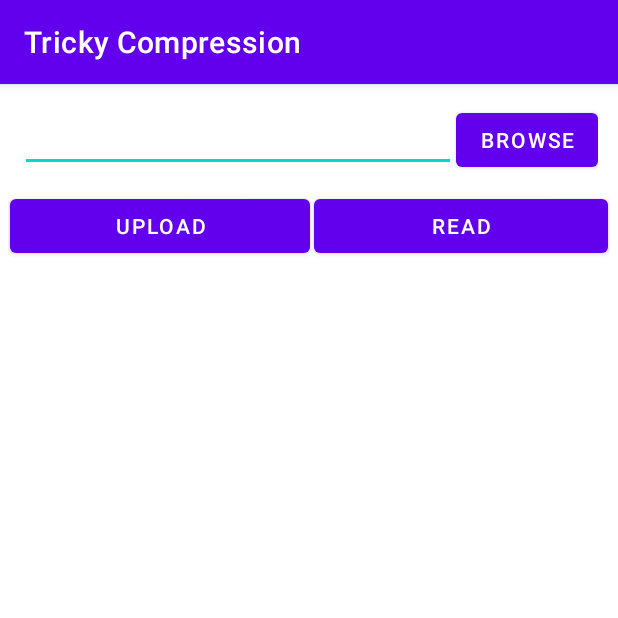
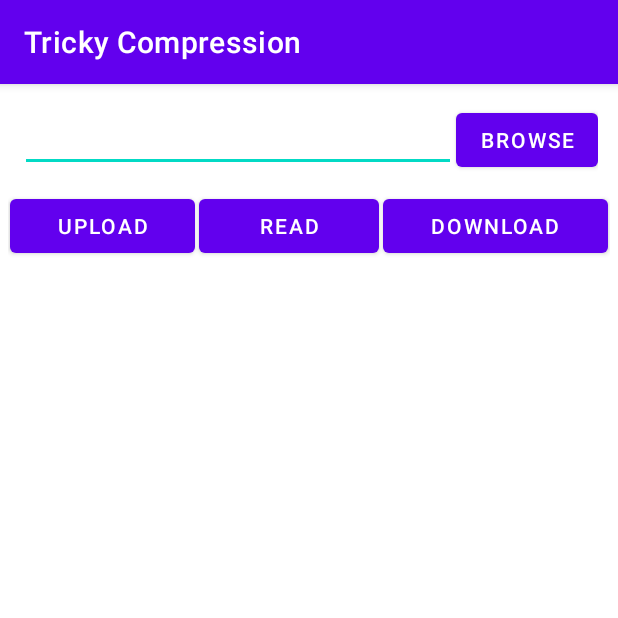
Before and after one commit to Tricky-Compression/Frontend, an Android app: the screen it shows after launch (MainActivity), after a tap on "BROWSE", on a phone screen of 412 x 824 dp, the top half of it. Run offline under Robolectric (Android 15) with nearby library versions, the phone set to English and light mode, and no system bars.

Commit message:
Fixed UI

```diff
--- a/app/src/main/java/ru/tricky_compression/model/FileReader.java
+++ b/app/src/main/java/ru/tricky_compression/model/FileReader.java
@@ -7,6 +7,7 @@ import androidx.annotation.NonNull;
 import com.google.gson.Gson;
 
 import java.io.IOException;
+import java.nio.charset.StandardCharsets;
 import java.util.Arrays;
 import java.util.Map;
 import java.util.concurrent.ConcurrentHashMap;
@@ -70,8 +71,8 @@ public class FileReader {
                     String json = responseBody.string();
                     System.out.println(json);
                     ChunkData chunkData = gson.fromJson(json, ChunkData.class);
-                    Log.i("SUCC", Arrays.toString(chunkData.getData()));
-                    chunksCache.put(chunkData.getChunkNumber(), Arrays.toString(chunkData.getData()));
+                    String converted = new String(chunkData.getData(), StandardCharsets.UTF_8);
+                    chunksCache.put(chunkData.getChunkNumber(), converted);
                 } catch (IOException e) {
                     Log.e("download chunk response", e.toString());
                 }
@@ -96,7 +97,6 @@ public class FileReader {
     }
 
     public String getCurrentChunk(){
-        Log.i("SIZE", String.valueOf(chunksCache.size()));
         CUR_CHUNK++;
         return chunksCache.get(CUR_CHUNK - 1);
     }
--- a/app/src/main/java/ru/tricky_compression/view/FileChooserFragment.java
+++ b/app/src/main/java/ru/tricky_compression/view/FileChooserFragment.java
@@ -52,7 +52,7 @@ public class FileChooserFragment extends Fragment {
     private void askPermissionAndBrowseFile()  {
         // With Android Level >= 23, you have to ask the user
         // for permission to access External Storage.
-        if (android.os.Build.VERSION.SDK_INT >= android.os.Build.VERSION_CODES.M) { // Level 23
+        if (android.os.Build.VERSION.SDK_INT >= android.os.Build.VERSION_CODES.M) {
 
             // Check if we have Call permission
             int permission = ActivityCompat.checkSelfPermission(this.getContext(),
--- a/app/src/main/java/ru/tricky_compression/view/ReadActivity.java
+++ b/app/src/main/java/ru/tricky_compression/view/ReadActivity.java
@@ -54,8 +54,8 @@ public class ReadActivity extends AppCompatActivity implements View {
     public void showChunk() {
         TextView textView = new TextView(this);
         String display = fileReader.getCurrentChunk();
-        Log.i("BEBRA", "AA");
         textView.setText(display);
+        textView.setTextSize(30);
         viewFlipper.addView(textView);
     }
 
--- a/app/src/main/res/layout/chunk_pages.xml
+++ b/app/src/main/res/layout/chunk_pages.xml
@@ -13,12 +13,12 @@
         <LinearLayout
             android:layout_width="wrap_content"
             android:layout_height="wrap_content">
-
             <TextView
                 android:layout_width="wrap_content"
                 android:layout_height="wrap_content"
                 android:text="Loading chunks..."
-                android:textSize="50dp">
+                android:textAlignment="center"
+                android:textSize="40sp">
             </TextView>
         </LinearLayout>
     </ViewFlipper>
--- a/app/src/main/res/layout/main_screen.xml
+++ b/app/src/main/res/layout/main_screen.xml
@@ -14,12 +14,6 @@
         android:layout_height="wrap_content"
         android:layout_margin="8dp"
         tools:layout="@layout/fragment_file_chooser" />
-
-    <ListView
-        android:id="@+id/list"
-        android:layout_height="wrap_content"
-        android:layout_width="match_parent">
-    </ListView>
 
     <TableRow
         android:layout_width="match_parent"
@@ -41,6 +35,21 @@
             android:layout_weight="1"
             android:text="@string/read" />
 
+
+        <Button
+            android:id="@+id/button_download"
+            android:layout_width="wrap_content"
+            android:layout_height="wrap_content"
+            android:layout_margin="1dp"
+            android:layout_weight="1"
+            android:text="@string/download" />
+
     </TableRow>
 
+    <ListView
+        android:id="@+id/list"
+        android:layout_width="match_parent"
+        android:layout_height="wrap_content"></ListView>
+
+
 </LinearLayout>
```
Also changed, not shown: app/src/main/res/layout/read_screen.xml (deleted, +0 -20 lines).
